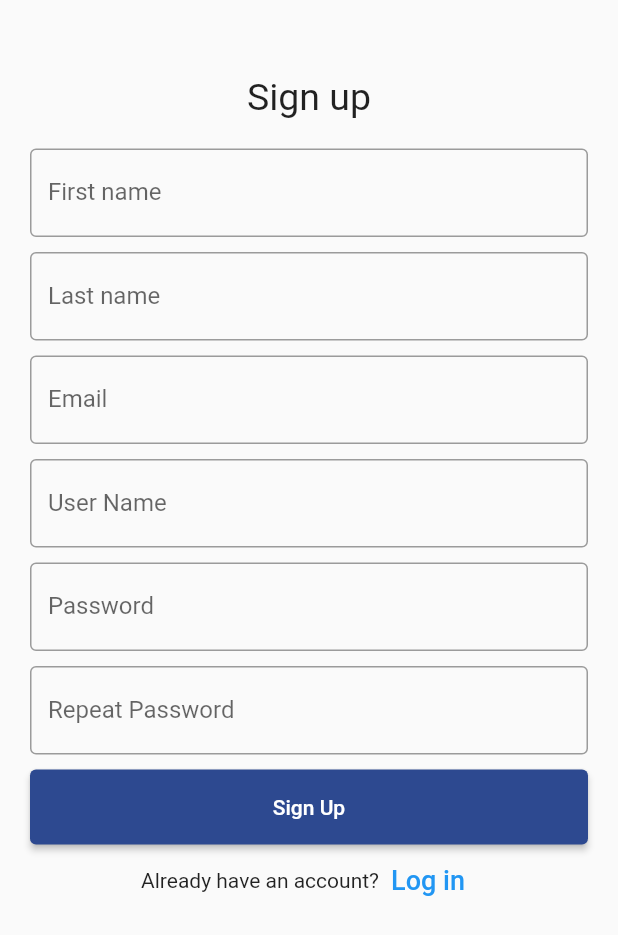
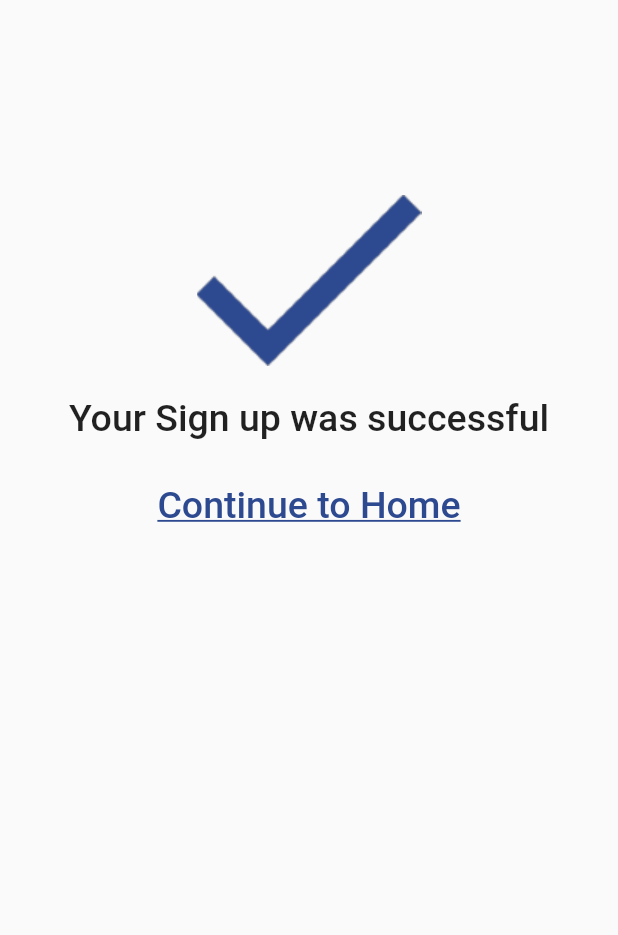
Before and after one commit to quinton2k/english-learning-for-children, a Flutter app: the SignUp screen opened directly, after a tap on "Sign Up", on a phone screen of 412 x 824 dp. Shown: the top 935 px of the screen. Run offline on Flutter 3.47's test engine with Material 2 defaults, Android fonts, the phone set to English and light mode, and no system bars.

Commit message:
successful page, adding assets image

```diff
--- a/lib/main.dart
+++ b/lib/main.dart
@@ -1,5 +1,6 @@
 import 'package:flutter/material.dart';
 import 'package:learning_english/screens/login.dart';
+import 'package:learning_english/screens/signup_success.dart';
 import 'package:learning_english/screens/signup.dart';
 
 void main() {
--- a/lib/screens/signup.dart
+++ b/lib/screens/signup.dart
@@ -1,4 +1,5 @@
 import 'package:flutter/material.dart';
+import 'package:learning_english/screens/signup_success.dart';
 
 class SignUp extends StatefulWidget {
   const SignUp({Key? key}) : super(key: key);
@@ -97,7 +98,8 @@ class _SignUpState extends State<SignUp> {
               padding: const EdgeInsets.fromLTRB(10.0, 10.0, 10.0, 0.0),
               child: ElevatedButton(
                 onPressed: () {
-                  print("Pressed Sign Up button");
+                  Navigator.push(context,
+                      MaterialPageRoute(builder: (context) => const SignUpSuccess()));
                 },
                 style: ElevatedButton.styleFrom(
                   primary: const Color(0xff2D4990),
--- /dev/null
+++ b/lib/screens/signup_success.dart
@@ -0,0 +1,48 @@
+import 'package:flutter/material.dart';
+
+class SignUpSuccess extends StatelessWidget {
+  const SignUpSuccess({Key? key}) : super(key: key);
+
+  @override
+  Widget build(BuildContext context) {
+    return Scaffold(
+        body: Padding(
+      padding: EdgeInsets.all(25.0),
+      child: Column(
+        children: [
+          Container(
+            padding: const EdgeInsets.fromLTRB(0.0, 105.0, 0.0, 0.0),
+            alignment: Alignment.center,
+            child: const Image(
+              image: AssetImage('assets/icons/success-icon-1.png'),
+            ),
+          ),
+          Container(
+            alignment: Alignment.center,
+            padding: const EdgeInsets.all(20.0),
+            child: const Text(
+              'Your Sign up was successful',
+              style: TextStyle(fontSize: 25.0, fontWeight: FontWeight.w500),
+            ),
+          ),
+          TextButton(
+            onPressed: () {
+              print('Go to homepage');
+            },
+            style: TextButton.styleFrom(
+              primary: Colors.black54,
+            ),
+            child: const Text(
+              'Continue to Home',
+              style: TextStyle(
+                fontSize: 25,
+                decoration: TextDecoration.underline,
+                color: Color(0xff2D4990),
+              ),
+            ),
+          ),
+        ],
+      ),
+    ));
+  }
+}
```
Also changed, not shown: pubspec.yaml (+2 -5 lines), assets/icons/success-icon-1.png (added), assets/icons/success-icon.png (added).
